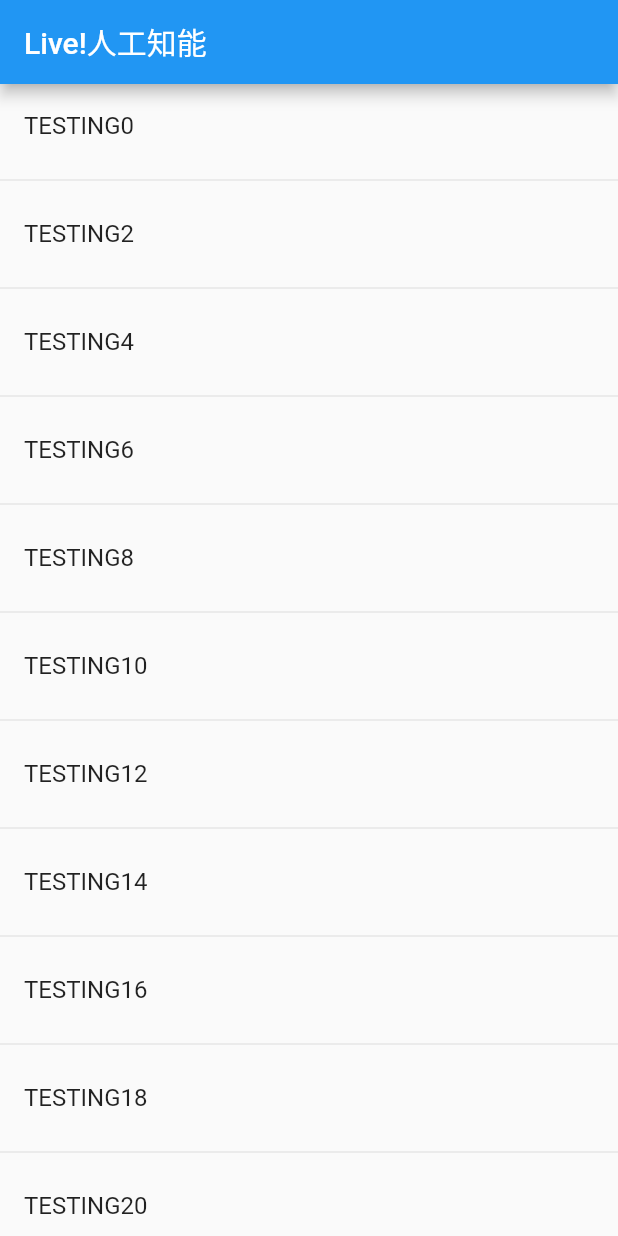
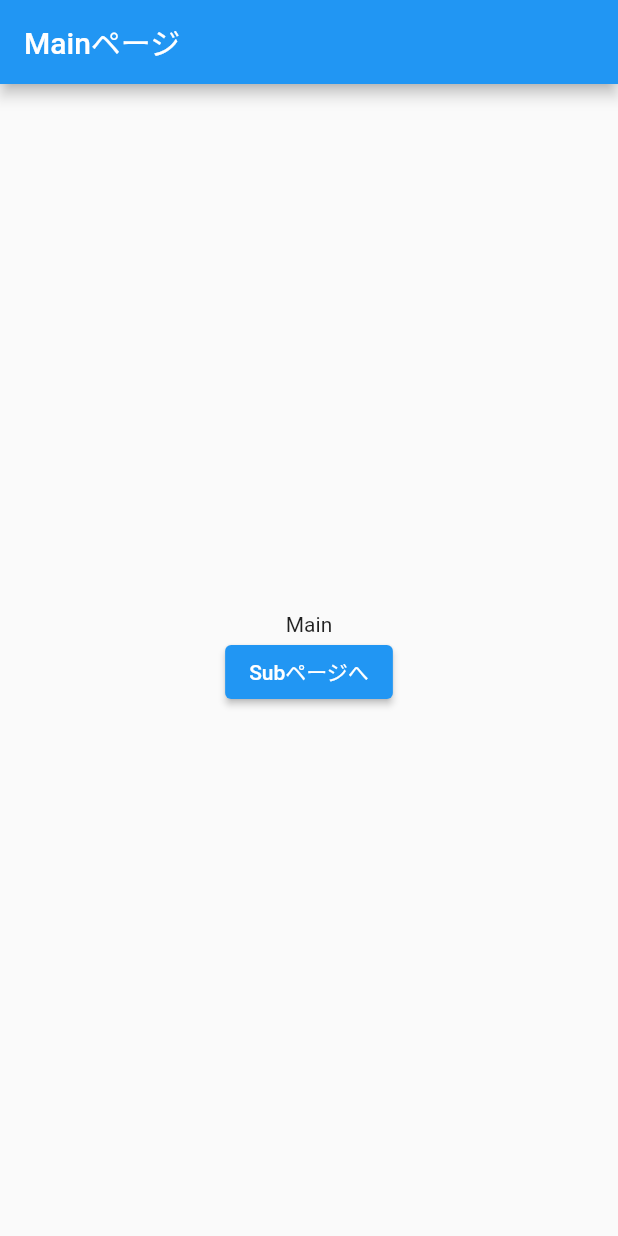
Before and after one commit to kohei-1078/flutter, a Flutter app: the screen it shows after launch, on a phone screen of 412 x 824 dp. Run offline on Flutter 3.47's test engine with Material 2 defaults, Android fonts, the phone set to English and light mode, and no system bars.

Commit message:
section4まで完了

```diff
--- a/lib/main.dart
+++ b/lib/main.dart
@@ -1,71 +1,93 @@
-/* 演習1 */
-/* 以下のコードを実行するとエラーが発生します。コードを追記し、エラーが発生しないようにしましょう。 */
+/* 4-1. 画面遷移 */
 
 import 'package:flutter/material.dart';
 
-void main() => runApp(MyApp()); // 引数のWidgetが画面いっぱいに表示される
+void main() => runApp(MyApp());
 
-List<String> generateHello({int? start, int? n}) {
-  var _hs = <String>[];
-  for (int i = start!; i < start + n!; i++) {
-    _hs.add("Hello!" + i.toString());
+class MyApp extends StatelessWidget {
+  @override
+  Widget build(BuildContext context) {
+    return MaterialApp(
+      home: MainPage(),
+      routes: <String, WidgetBuilder>{
+        '/home': (BuildContext context) => MainPage(), // 最初のページ
+        '/subpage': (BuildContext context) => SubPage(),
+        '/subpage2': (BuildContext context) => SubPage2() // 次のページ
+        // 次のページ
+      },
+    );
   }
-  return _hs;
 }
 
-// 状態を管理するクラスは、Stateクラスを継承
-class RandomWordsState extends State<RandomWords> {
-  Widget _buildSuggestions() {
-    final _words = <String>[]; // 単語のペアを格納するリスト
-    return ListView.builder(itemBuilder: (context, i) {
-      // itemBuilderで一行ごとに処理が呼ばれる
-      if (i.isOdd) return Divider(); // 奇数行には水平線を表示
-
-      final index = i ~/ 2; // ~/は結果が整数の割り算
-      if (index >= _words.length) {
-        // 行数がリストの要素数を越えれば
-        _words.addAll(generateHello(start: index, n: 10)); // 単語のペアを10個追加
-      }
-      // return _buildRow(_words[index]);
-      return _buildRow('TESTING${i}');
-    });
-  }
-
-  // 単語のペアから、形式を整えた行のWidgetを作るメソッド
-  Widget _buildRow(String word) {
-    return ListTile(
-      title: Text(
-        word,
-      ),
-    );
-  }
-
+class MainPage extends StatelessWidget {
   @override
   Widget build(BuildContext context) {
     return Scaffold(
       appBar: AppBar(
-        title: Text("Live!人工知能"),
+        title: Text("Mainページ"),
       ),
-      body: _buildSuggestions(),
+      body: Container(
+        child: Center(
+          child: Column(
+            mainAxisAlignment: MainAxisAlignment.center,
+            children: <Widget>[
+              Text("Main"),
+              ElevatedButton(
+                // 立体的なボタン
+                onPressed: () =>
+                    Navigator.of(context).pushNamed("/subpage"), // 次の画面を乗せる
+                child: Text("Subページへ"),
+              )
+            ],
+          ),
+        ),
+      ),
     );
   }
 }
 
-// StatefulなWidgetのクラスは、StatefulWidgetを継承
-class RandomWords extends StatefulWidget {
+class SubPage extends StatelessWidget {
   @override
-  RandomWordsState createState() => RandomWordsState();
+  Widget build(BuildContext context) {
+    return Scaffold(
+      appBar: AppBar(
+        title: Text("Subページ"),
+      ),
+      body: Container(
+        child: Center(
+          child: Column(
+            mainAxisAlignment: MainAxisAlignment.center,
+            children: <Widget>[
+              Text("Main"),
+              ElevatedButton(
+                // 立体的なボタン
+                onPressed: () =>
+                    Navigator.of(context).pushNamed("/subpage2"), // 次の画面を乗せる
+                child: Text("Subページ2へ"),
+              )
+            ],
+          ),
+        ),
+      ),
+    );
+  }
 }
 
-// 最初に表示するWidgetのクラス
-class MyApp extends StatelessWidget {
-  // StatelessWidgetを継承
+class SubPage2 extends StatelessWidget {
   @override
   Widget build(BuildContext context) {
-    //buildメソッドでUIを作成
-    return MaterialApp(
-        // マテリアルデザインのアプリ
-        title: "My Simple App", // アプリのタイトル
-        home: RandomWords());
+    return Scaffold(
+      appBar: AppBar(
+        title: Text("Subページ2"),
+      ),
+      body: Container(
+        child: Center(
+          child: Column(
+            mainAxisAlignment: MainAxisAlignment.center,
+            children: <Widget>[Text("Sub2")],
+          ),
+        ),
+      ),
+    );
   }
 }
```
